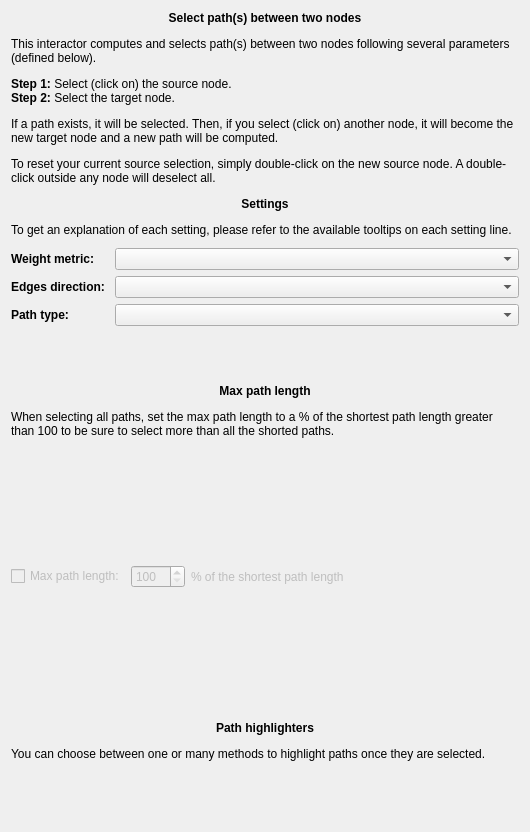
This is plugins/interactor/PathFinder/designer/PathFinderConfiguration.ui in Tulip-Dev/tulip as Qt 5 draws it before an edit. The edited form follows.
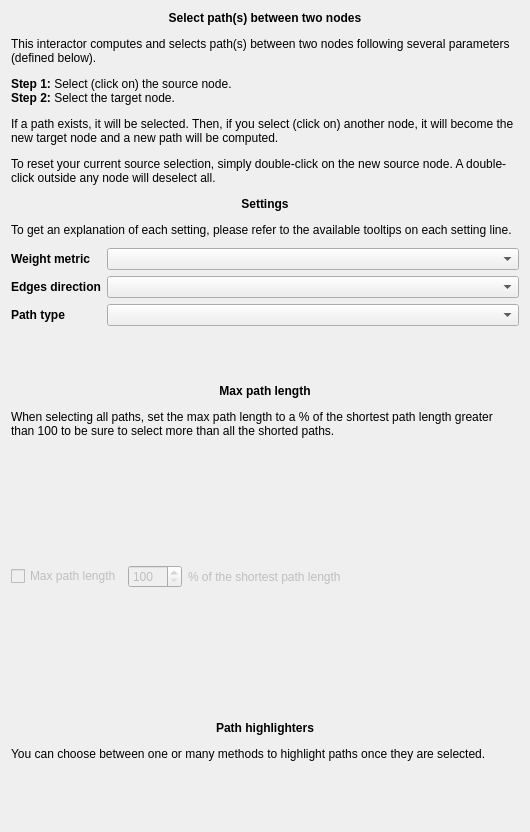
This is the edited form.

Diff of the .ui file:
```diff
--- a/plugins/interactor/PathFinder/designer/PathFinderConfiguration.ui
+++ b/plugins/interactor/PathFinder/designer/PathFinderConfiguration.ui
@@ -76,7 +76,7 @@
         </sizepolicy>
        </property>
        <property name="text">
-        <string>&lt;b&gt;Weight metric:&lt;/b&gt;</string>
+        <string>&lt;b&gt;Weight metric&lt;/b&gt;</string>
        </property>
       </widget>
      </item>
@@ -96,7 +96,7 @@
         </sizepolicy>
        </property>
        <property name="text">
-        <string>&lt;b&gt;Edges direction: &lt;/b&gt;</string>
+        <string>&lt;b&gt;Edges direction&lt;/b&gt;</string>
        </property>
       </widget>
      </item>
@@ -110,7 +110,7 @@
      <item row="2" column="0">
       <widget class="QLabel" name="label_2">
        <property name="text">
-        <string>&lt;b&gt;Path type:&lt;/b&gt;</string>
+        <string>&lt;b&gt;Path type&lt;/b&gt;</string>
        </property>
       </widget>
      </item>
@@ -145,7 +145,7 @@
         <bool>false</bool>
        </property>
        <property name="text">
-        <string>Max path length:</string>
+        <string>Max path length</string>
        </property>
       </widget>
      </item>
```
